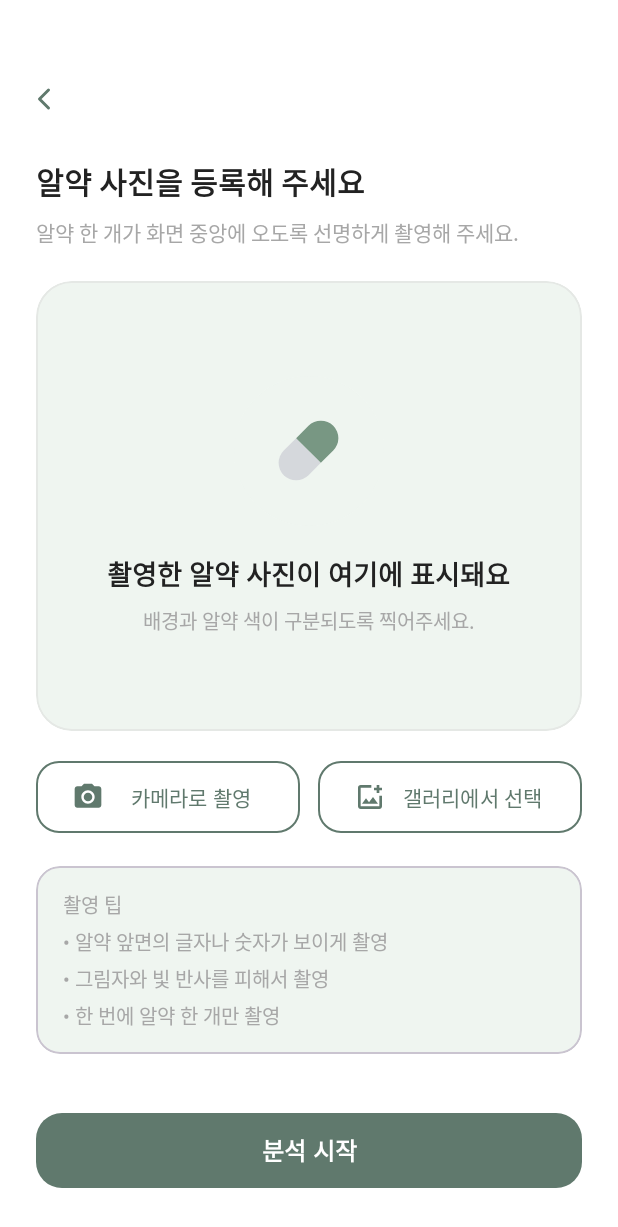
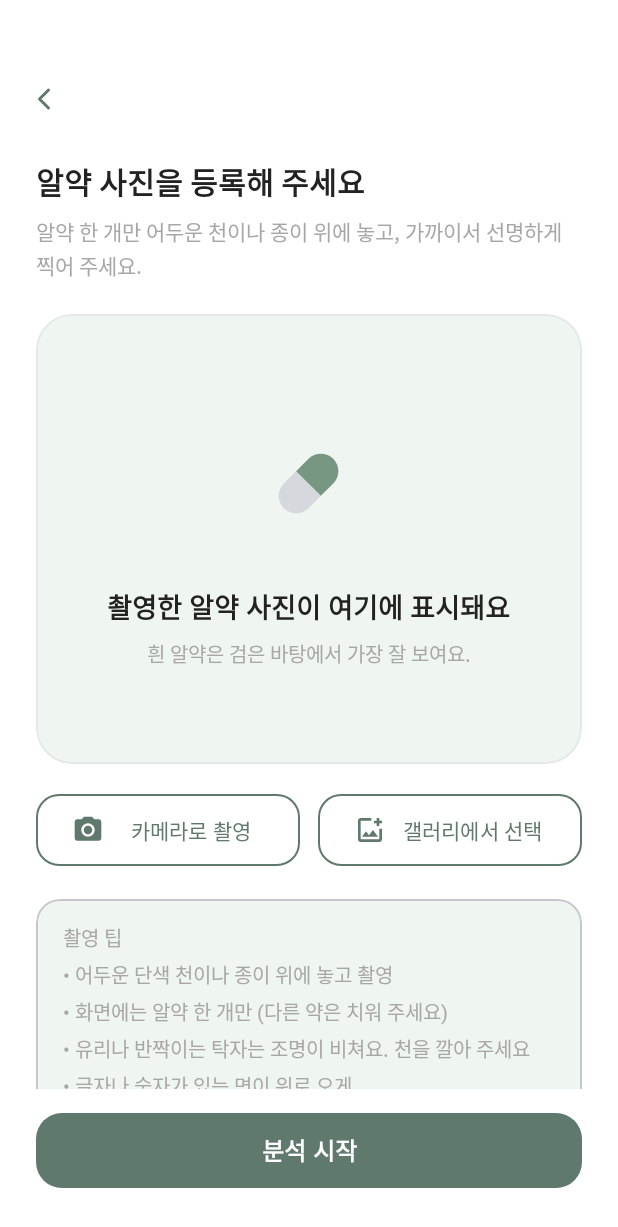
Before and after one commit to jeo0ngmin/Alpha_Project, an Android app: the PillCaptureActivity screen opened directly, with no data from a screen before it, on a phone screen of 412 x 824 dp. Shown: the top 1227 px of the screen. Run offline under Robolectric (Android 15) with nearby library versions, the phone set to English and light mode, and no system bars; pictures from the network do not load.

Commit message:
feat: 알약·약봉투 촬영 안내 문구와 음성 안내
- 알약: 어두운 천·종이 위, 한 장에 한 알, 유광 탁자 반사 주의, 가까이 촬영 (실제 사진 시험에서 실패한 원인)
- 약봉투: 평평하게 펴고 전체가 들어오게, 이름·횟수·일수가 적힌 면, 빛 반사 주의
- 카메라 버튼을 누르면 촬영 요령을 음성으로 읽어 줌. 알약 촬영 화면의 토스트 안내도 음성으로 읽음
- 백엔드: '여러 개'·'못 찾음' 다시 찍기 안내를 같은 요령으로 구체화

Co-Authored-By: Claude Opus 5.5 <noreply@anthropic.com>

```diff
--- a/app/src/main/java/com/medimate/BagCaptureActivity.java
+++ b/app/src/main/java/com/medimate/BagCaptureActivity.java
@@ -95,6 +95,7 @@ public class BagCaptureActivity extends AppCompatActivity {
 
         findViewById(R.id.btn_back).setOnClickListener(v -> finish());
         buttonCamera.setOnClickListener(v -> {
+            tts.speak(getString(R.string.medicine_bag_voice_guide));
             if (ContextCompat.checkSelfPermission(this, Manifest.permission.CAMERA)
                     == PackageManager.PERMISSION_GRANTED) {
                 takePicture.launch(photoUri());
--- a/app/src/main/res/values/strings.xml
+++ b/app/src/main/res/values/strings.xml
@@ -82,16 +82,19 @@
     <!-- JE 화면 문구 -->
     <string name="pill_capture_title">알약 분석</string>
     <string name="pill_capture_heading">알약 사진을 등록해 주세요</string>
-    <string name="pill_capture_description">알약 한 개가 화면 중앙에 오도록 선명하게 촬영해 주세요.</string>
+    <string name="pill_capture_description">알약 한 개만 어두운 천이나 종이 위에 놓고, 가까이서 선명하게 찍어 주세요.</string>
 
     <string name="pill_preview_empty">촬영한 알약 사진이 여기에 표시돼요</string>
-    <string name="pill_preview_hint">배경과 알약 색이 구분되도록 찍어주세요.</string>
+    <string name="pill_preview_hint">흰 알약은 검은 바탕에서 가장 잘 보여요.</string>
 
     <string name="take_photo">카메라로 촬영</string>
     <string name="choose_gallery">갤러리에서 선택</string>
     <string name="start_analysis">분석 시작</string>
 
-    <string name="pill_capture_tip">촬영 팁\n• 알약 앞면의 글자나 숫자가 보이게 촬영\n• 그림자와 빛 반사를 피해서 촬영\n• 한 번에 알약 한 개만 촬영</string>
+    <string name="pill_capture_tip">촬영 팁\n• 어두운 단색 천이나 종이 위에 놓고 촬영\n• 화면에는 알약 한 개만 (다른 약은 치워 주세요)\n• 유리나 반짝이는 탁자는 조명이 비쳐요. 천을 깔아 주세요\n• 글자나 숫자가 있는 면이 위로 오게\n• 알약이 화면의 4분의 1쯤 차도록 가까이</string>
+    <!-- 카메라 버튼을 누르면 읽어 주는 안내 (화면을 보지 못하는 사용자용) -->
+    <string name="pill_capture_voice_guide">알약 한 개만 어두운 천이나 종이 위에 놓고, 글자가 있는 면을 위로 해서 가까이 찍어 주세요.</string>
+    <string name="pill_photo_ready">사진을 넣었어요. 아래의 분석 시작 버튼을 눌러 주세요.</string>
 
     <string name="pill_analyzing_headline">알약을 분석하고 있어요</string>
     <string name="pill_analyzing_description">사진의 모양, 색상, 각인을 확인하고 있습니다.\n잠시만 기다려 주세요.</string>
@@ -107,7 +110,8 @@
     <string name="medicine_bag_preview_empty">촬영한 약 봉투 사진이 여기에 표시돼요</string>
     <string name="medicine_bag_preview_hint">약 이름과 복용 정보가 보이도록 촬영해 주세요.</string>
 
-    <string name="medicine_bag_capture_tip">촬영 팁\n• 약 이름과 복용 시간이 보이게 촬영\n• 약 봉투 전체가 화면 안에 들어오게 촬영\n• 그림자와 빛 반사를 피해서 촬영</string>
+    <string name="medicine_bag_capture_tip">촬영 팁\n• 약 봉투를 평평하게 펴고 전체가 화면에 들어오게\n• 약 이름, 하루 횟수, 일수가 적힌 면을 촬영\n• 밝은 곳에서 흔들리지 않게\n• 빛이 비쳐 글자가 하얗게 보이지 않게</string>
+    <string name="medicine_bag_voice_guide">약 봉투를 평평하게 펴고, 약 이름이 적힌 면 전체가 화면에 들어오게 찍어 주세요.</string>
 
     <string name="medicine_bag_start_analysis">약 정보 분석 시작</string>
 
--- a/backend/src/main/java/com/medimate/server/pill/PillResults.java
+++ b/backend/src/main/java/com/medimate/server/pill/PillResults.java
@@ -29,8 +29,8 @@ final class PillResults {
         String status = r.path("status").asText();
         if ("NOT_FOUND".equals(status)) {
             String script = "MULTIPLE_PILLS".equals(r.path("reason").asText())
-                    ? "알약이 여러 개 보입니다. 한 개만 놓고 다시 찍어 주세요."
-                    : "사진에서 알약을 찾지 못했습니다. 알약 하나를 단색 바탕에 놓고 다시 찍어 주세요.";
+                    ? "알약이 여러 개 보입니다. 다른 약은 치우고 한 개만 놓고 다시 찍어 주세요."
+                    : "사진에서 알약을 찾지 못했습니다. 알약 하나를 어두운 천이나 종이 위에 놓고 가까이서 다시 찍어 주세요.";
             return new JobView(jobId, PillJobStatus.NOT_FOUND, null, null, List.of(), false, RETAKE, script);
         }
         if (!"COMPLETED".equals(status)) {
```
Also changed, not shown: app/src/main/java/com/medimate/PillCaptureActivity.java (+25 -17 lines).
